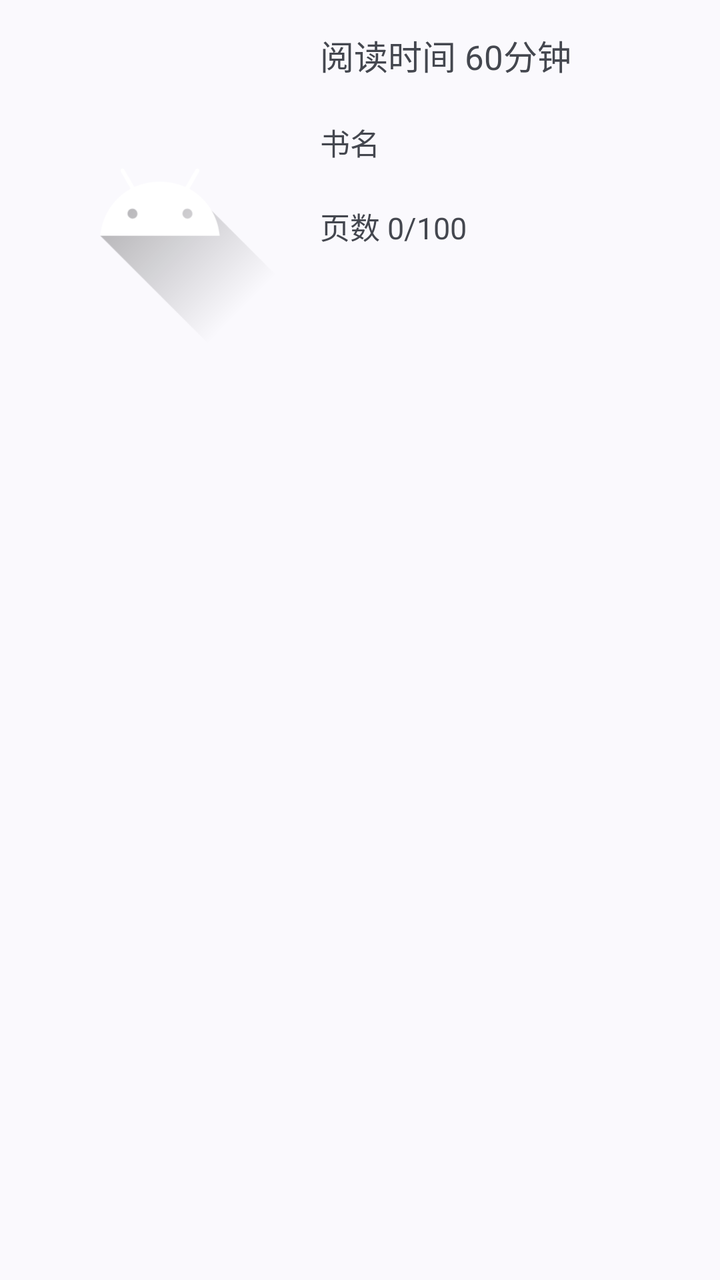
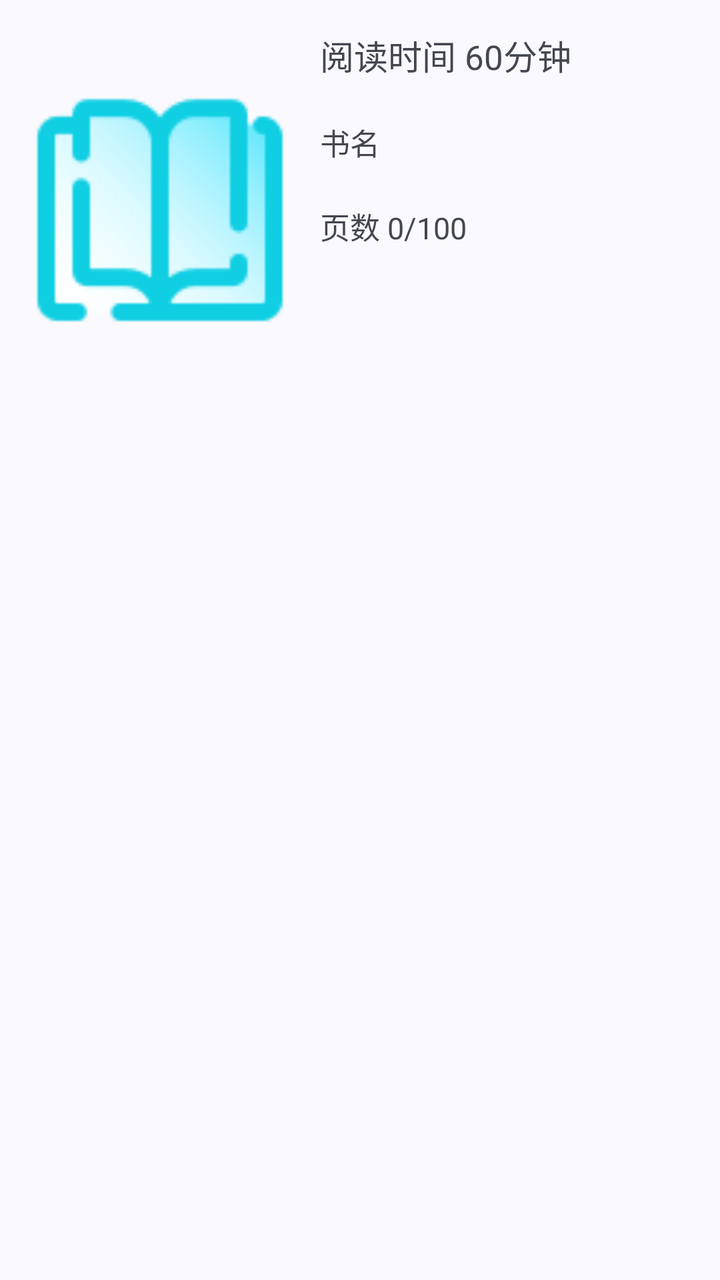

Screens rendered from an Android XML layout before and after an edit, with the pre-edit source and the edit as a unified diff.
<!-- AndroidManifest.xml: application theme Theme.EBookReader -->
<!-- res/layout/statistic_book_item.xml -->
<?xml version="1.0" encoding="utf-8"?>
<LinearLayout xmlns:android="http://schemas.android.com/apk/res/android"
    android:layout_width="match_parent"
    android:layout_height="200dp"
    android:paddingVertical="5dp"
    android:paddingHorizontal="10dp"
    android:orientation="horizontal"
    >
    <ImageView
        android:layout_width="140dp"
        android:layout_height="200dp"
        android:src="@drawable/ic_launcher_foreground"
        android:id="@+id/image"
        />
    <LinearLayout
        android:layout_width="match_parent"
        android:layout_height="match_parent"
        android:orientation="vertical"
        >

        <com.google.android.material.textview.MaterialTextView
            android:layout_width="match_parent"
            android:layout_height="wrap_content"
            android:id="@+id/show_special"
            android:text="阅读时间 60分钟"
            android:textSize="17sp"
            android:padding="10dp"
            android:visibility="visible"
            />



        <com.google.android.material.textview.MaterialTextView
            android:layout_width="match_parent"
            android:layout_height="wrap_content"
            android:id="@+id/title"
            android:text="书名"
            android:padding="10dp"
            android:textSize="15sp"
            />
        <com.google.android.material.textview.MaterialTextView
            android:layout_width="match_parent"
            android:layout_height="wrap_content"
            android:id="@+id/chapter"
            android:text="页数 0/100"
            android:textSize="15sp"
            android:padding="10dp"
            />

    </LinearLayout>


</LinearLayout>
<!-- resources referenced by this layout -->
<resources>
  <!-- drawable ic_launcher_foreground (drawable) -->
  <vector xmlns:android="http://schemas.android.com/apk/res/android"
      xmlns:aapt="http://schemas.android.com/aapt"
      android:width="108dp"
      android:height="108dp"
      android:viewportWidth="108"
      android:viewportHeight="108">
      <path android:pathData="M31,63.928c0,0 6.4,-11 12.1,-13.1c7.2,-2.6 26,-1.4 26,-1.4l38.1,38.1L107,108.928l-32,-1L31,63.928z">
          <aapt:attr name="android:fillColor">
              <gradient
                  android:endX="85.84757"
                  android:endY="92.4963"
                  android:startX="42.9492"
                  android:startY="49.59793"
                  android:type="linear">
                  <item
                      android:color="#44000000"
                      android:offset="0.0" />
                  <item
                      android:color="#00000000"
                      android:offset="1.0" />
              </gradient>
          </aapt:attr>
      </path>
      <path
          android:fillColor="#FFFFFF"
          android:fillType="nonZero"
          android:pathData="M65.3,45.828l3.8,-6.6c0.2,-0.4 0.1,-0.9 -0.3,-1.1c-0.4,-0.2 -0.9,-0.1 -1.1,0.3l-3.9,6.7c-6.3,-2.8 -13.4,-2.8 -19.7,0l-3.9,-6.7c-0.2,-0.4 -0.7,-0.5 -1.1,-0.3C38.8,38.328 38.7,38.828 38.9,39.228l3.8,6.6C36.2,49.428 31.7,56.028 31,63.928h46C76.3,56.028 71.8,49.428 65.3,45.828zM43.4,57.328c-0.8,0 -1.5,-0.5 -1.8,-1.2c-0.3,-0.7 -0.1,-1.5 0.4,-2.1c0.5,-0.5 1.4,-0.7 2.1,-0.4c0.7,0.3 1.2,1 1.2,1.8C45.3,56.528 44.5,57.328 43.4,57.328L43.4,57.328zM64.6,57.328c-0.8,0 -1.5,-0.5 -1.8,-1.2s-0.1,-1.5 0.4,-2.1c0.5,-0.5 1.4,-0.7 2.1,-0.4c0.7,0.3 1.2,1 1.2,1.8C66.5,56.528 65.6,57.328 64.6,57.328L64.6,57.328z"
          android:strokeWidth="1"
          android:strokeColor="#00000000" />
  </vector>
  <style name="Theme.EBookReader" parent="Theme.Material3.DynamicColors.Light">
          <item name="windowActionBar">false</item>
          <item name="windowNoTitle">true</item>
          <item name="background">@color/black</item>
          <item name="android:colorButtonNormal">@color/grey</item>
  
          <item name="colorSurface">@color/white</item>
  
          <item name="colorOnSurface">@color/black</item>
          <item name="colorSecondaryFixed">@color/black</item>
  
  
          <item name="colorSecondary">#EEEEEE</item>
      </style>
  <color name="black">#FF000000</color>
  <color name="grey">#FF808080</color>
  <color name="white">#FFFFFFFF</color>
</resources>

<!-- the commit's change to res/layout/statistic_book_item.xml (unified diff, before → after) -->
@@ -9,8 +9,9 @@
     <ImageView
         android:layout_width="140dp"
         android:layout_height="200dp"
-        android:src="@drawable/ic_launcher_foreground"
+        android:src="@drawable/icons8_book"
         android:id="@+id/image"
+        android:scaleType="fitCenter"
         />
     <LinearLayout
         android:layout_width="match_parent"
<!-- resource entries referenced after the edit -->
@@ -1,36 +1,6 @@
 <!-- resources referenced by this layout -->
 <resources>
-  <!-- drawable ic_launcher_foreground (drawable) -->
-  <vector xmlns:android="http://schemas.android.com/apk/res/android"
-      xmlns:aapt="http://schemas.android.com/aapt"
-      android:width="108dp"
-      android:height="108dp"
-      android:viewportWidth="108"
-      android:viewportHeight="108">
-      <path android:pathData="M31,63.928c0,0 6.4,-11 12.1,-13.1c7.2,-2.6 26,-1.4 26,-1.4l38.1,38.1L107,108.928l-32,-1L31,63.928z">
-          <aapt:attr name="android:fillColor">
-              <gradient
-                  android:endX="85.84757"
-                  android:endY="92.4963"
-                  android:startX="42.9492"
-                  android:startY="49.59793"
-                  android:type="linear">
-                  <item
-                      android:color="#44000000"
-                      android:offset="0.0" />
-                  <item
-                      android:color="#00000000"
-                      android:offset="1.0" />
-              </gradient>
-          </aapt:attr>
-      </path>
-      <path
-          android:fillColor="#FFFFFF"
-          android:fillType="nonZero"
-          android:pathData="M65.3,45.828l3.8,-6.6c0.2,-0.4 0.1,-0.9 -0.3,-1.1c-0.4,-0.2 -0.9,-0.1 -1.1,0.3l-3.9,6.7c-6.3,-2.8 -13.4,-2.8 -19.7,0l-3.9,-6.7c-0.2,-0.4 -0.7,-0.5 -1.1,-0.3C38.8,38.328 38.7,38.828 38.9,39.228l3.8,6.6C36.2,49.428 31.7,56.028 31,63.928h46C76.3,56.028 71.8,49.428 65.3,45.828zM43.4,57.328c-0.8,0 -1.5,-0.5 -1.8,-1.2c-0.3,-0.7 -0.1,-1.5 0.4,-2.1c0.5,-0.5 1.4,-0.7 2.1,-0.4c0.7,0.3 1.2,1 1.2,1.8C45.3,56.528 44.5,57.328 43.4,57.328L43.4,57.328zM64.6,57.328c-0.8,0 -1.5,-0.5 -1.8,-1.2s-0.1,-1.5 0.4,-2.1c0.5,-0.5 1.4,-0.7 2.1,-0.4c0.7,0.3 1.2,1 1.2,1.8C66.5,56.528 65.6,57.328 64.6,57.328L64.6,57.328z"
-          android:strokeWidth="1"
-          android:strokeColor="#00000000" />
-  </vector>
+  <!-- drawable icons8_book: png bitmap (drawable, 2875 bytes) -->
   <style name="Theme.EBookReader" parent="Theme.Material3.DynamicColors.Light">
           <item name="windowActionBar">false</item>
           <item name="windowNoTitle">true</item>
